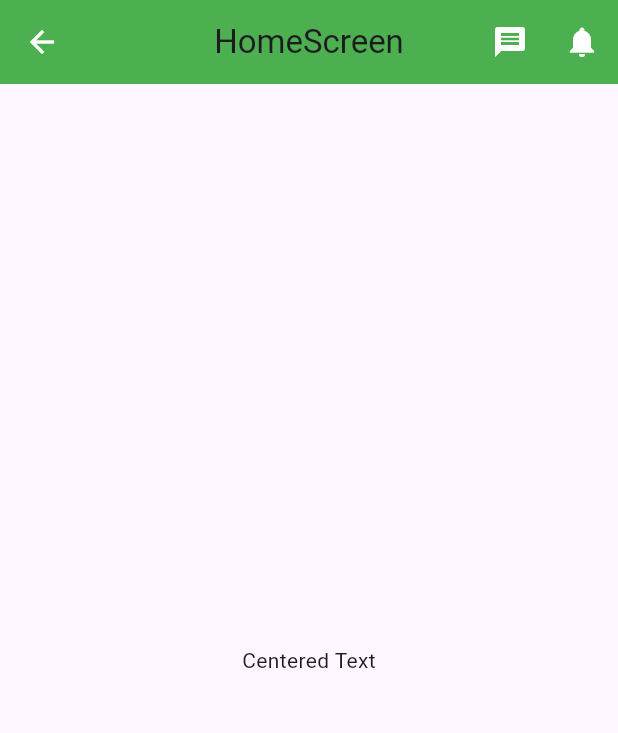
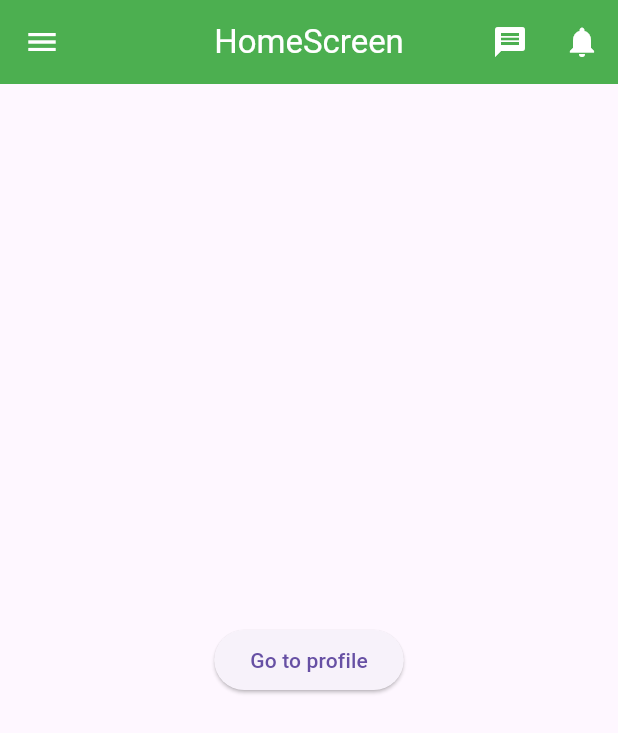
Before and after one commit to BryanIanRamos/classmeet, a Flutter app: the screen it shows after launch, after a tap on the "message" icon, on a phone screen of 412 x 824 dp. Shown: the top 733 px of the screen. Run offline on Flutter 3.47's test engine with Material 3 defaults, Android fonts, the phone set to English and light mode, and no system bars.

Commit message:
Finally made the screen navigation working

```diff
--- a/lib/main.dart
+++ b/lib/main.dart
@@ -1,8 +1,8 @@
-import 'package:flutter/material.dart';
-import 'package:practice1/screens/home_screen.dart';
+import "package:flutter/material.dart";
+import "package:practice1/screens/home_screen.dart";
 
 void main() {
-  runApp(const MyApp());
+  runApp(MyApp());
 }
 
 class MyApp extends StatelessWidget {
@@ -10,9 +10,6 @@ class MyApp extends StatelessWidget {
 
   @override
   Widget build(BuildContext context) {
-    return const MaterialApp(
-      debugShowCheckedModeBanner: false,
-      home: HomeScreen(),
-    );
+    return MaterialApp(debugShowCheckedModeBanner: false, home: HomeScreen());
   }
 }
--- a/lib/screens/home_screen.dart
+++ b/lib/screens/home_screen.dart
@@ -1,4 +1,5 @@
-import 'package:flutter/material.dart';
+import "package:flutter/material.dart";
+import "package:practice1/screens/profile_screen.dart";
 
 class HomeScreen extends StatelessWidget {
   const HomeScreen({super.key});
@@ -7,25 +8,32 @@ class HomeScreen extends StatelessWidget {
   Widget build(BuildContext context) {
     return Scaffold(
       appBar: AppBar(
-        title: const Text("HomeScreen"),
+        title: const Text("HomeScreen", style: TextStyle(color: Colors.white)),
         centerTitle: true,
         backgroundColor: Colors.green,
         actions: <Widget>[
           IconButton(
             onPressed: () {},
-            icon: const Icon(Icons.message, color: Colors.white),
+            icon: Icon(Icons.message, color: Colors.white),
           ),
           IconButton(
             onPressed: () {},
-            icon: const Icon(Icons.notifications, color: Colors.white),
+            icon: Icon(Icons.notifications, color: Colors.white),
           ),
         ],
-        leading: IconButton(
-          onPressed: () {},
-          icon: const Icon(Icons.arrow_back, color: Colors.white),
+        leading: Icon(Icons.menu, color: Colors.white),
+      ),
+      body: Center(
+        child: ElevatedButton(
+          onPressed: () {
+            Navigator.push(
+              context,
+              MaterialPageRoute(builder: (context) => ProfileScreen()),
+            );
+          },
+          child: Text("Go to profile"),
         ),
       ),
-      body: Center(child: Text('Centered Text')),
     );
   }
 }
```
Also changed, not shown: lib/screens/profile_screen.dart (+16 -0 lines).
